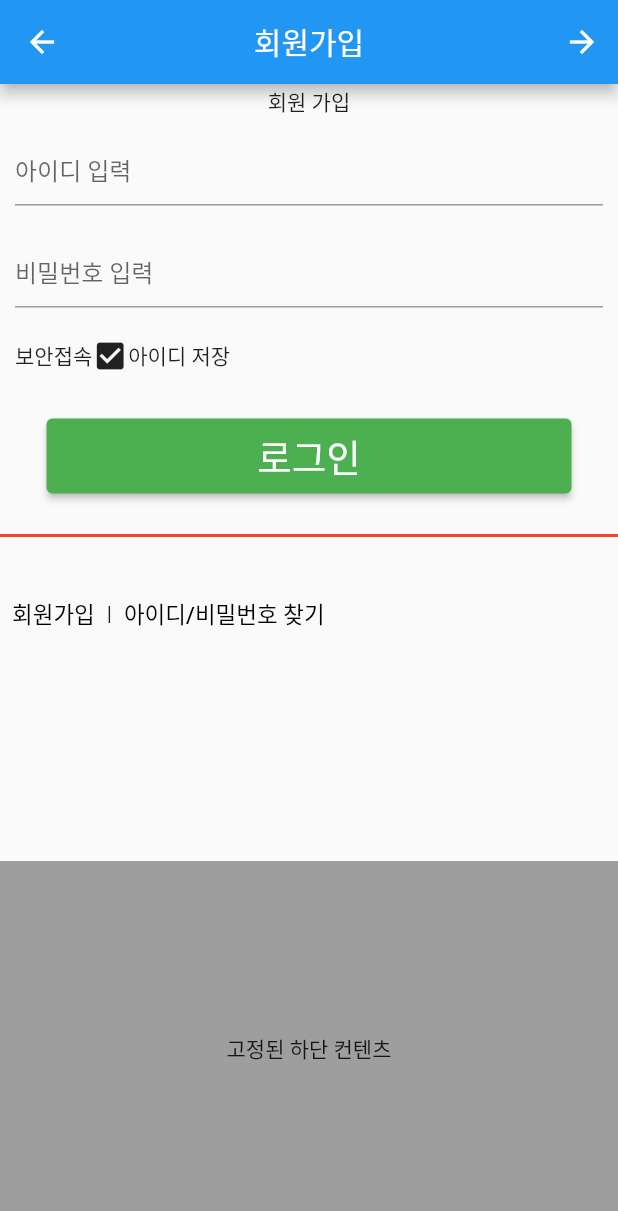
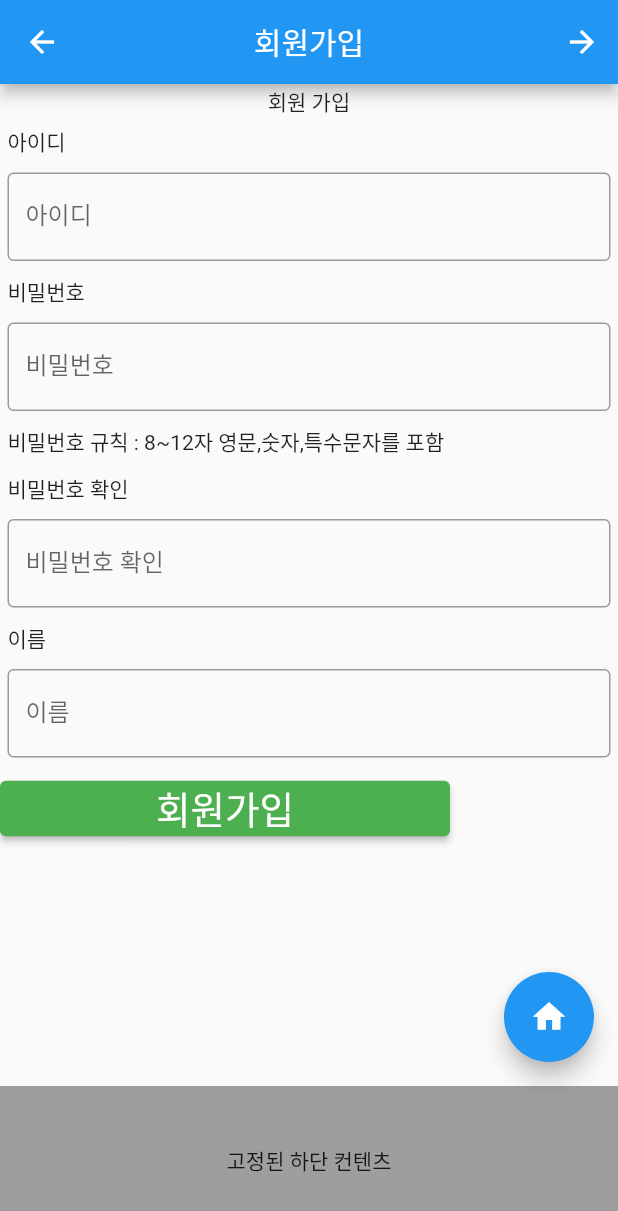
Before and after one commit to wccjcc/spoon_serial, a Flutter app: the JoinPage screen opened by its route, on a phone screen of 412 x 824 dp. Shown: the top 1211 px of the screen. Run offline on Flutter 3.47's test engine with Material 2 defaults, Android fonts, the light colour scheme and no system bars.

Commit message:
version 7

```diff
--- a/lib/FeaturePracHome.dart
+++ b/lib/FeaturePracHome.dart
@@ -26,6 +26,7 @@ class FeaturePracticePage extends StatelessWidget {
                 }),
                 _buildBoxButton(context, "결제", Icons.payment, () {
                   // 결제 버튼을 탭했을 때의 동작
+                  Navigator.of(context).pushNamed('/Pay_Intro');
                 }),
                 _buildBoxButton(context, "키오스크", Icons.computer, () {
                   // 기요스크 버튼을 탭했을 때의 동작
--- a/lib/Join.dart
+++ b/lib/Join.dart
@@ -5,6 +5,17 @@ class JoinPage extends StatefulWidget {
   _JoinState createState() => _JoinState();
 }
 class _JoinState extends State<JoinPage>{
+  final TextEditingController _idController = TextEditingController();
+  final TextEditingController _passwordController = TextEditingController();
+  final TextEditingController _nameController = TextEditingController();
+
+  @override
+  void dispose() {
+    _idController.dispose();
+    _passwordController.dispose();
+    _nameController.dispose();
+    super.dispose();
+  }
   @override
   Widget build(BuildContext context){
     return Scaffold(
@@ -17,6 +28,7 @@ class _JoinState extends State<JoinPage>{
       ),
       body: SingleChildScrollView(
           child:Column(
+            crossAxisAlignment: CrossAxisAlignment.start,
             children: <Widget>[
               Padding(
                   padding: EdgeInsets.all(1),
@@ -25,81 +37,125 @@ class _JoinState extends State<JoinPage>{
                   )
               ),
               Padding(
-                padding: EdgeInsets.all(10),
-                child: Center(
+                padding: EdgeInsets.all(5),
+                child: Text('아이디'),
+              ),
+              Padding(
+                padding: EdgeInsets.all(5),
                 child: TextField(
+                  controller: _idController,
                   decoration: InputDecoration(
-                          hintText: '아이디 입력'
+                    labelText: '아이디',
+                    border:OutlineInputBorder(),
                   ),
-                    )
+
                 ),
               ),
               Padding(
-                padding: EdgeInsets.all(10),
-                child: Center(
+                padding: EdgeInsets.all(5),
+                child: Text('비밀번호')
+              ),
+              Padding(
+                padding: EdgeInsets.all(5),
                 child: TextField(
+                  controller: _passwordController,
                   decoration: InputDecoration(
-                          hintText: '비밀번호 입력'
+                    labelText: '비밀번호',
+                    border:OutlineInputBorder(),
                   ),
-                    )
+
                 ),
               ),
               Padding(
-                  padding: EdgeInsets.all(10),
-                  child: Row(
-                    children: <Widget>[
-                      Text('보안접속'),
-                      Icon(Icons.check_box),
-                      Text('아이디 저장'),
-                    ],
-                  )
+                  padding: EdgeInsets.all(5),
+                  child: Text('비밀번호 규칙 : 8~12자 영문,숫자,특수문자를 포함')
               ),
               Padding(
-                padding: EdgeInsets.only(top:20),
+                  padding: EdgeInsets.all(5),
+                  child: Text('비밀번호 확인')
+              ),
+              Padding(
+                padding: EdgeInsets.all(5),
+                child: TextField(
+                  onChanged: (value){
+                    setState(() {
+
+                    });
+                  },
+                  decoration: InputDecoration(
+                    labelText: '비밀번호 확인',
+                    border:OutlineInputBorder(),
+                  ),
+
+                ),
+              ),
+              Padding(
+                  padding: EdgeInsets.all(5),
+                  child: Text('이름')
+              ),
+              Padding(
+                padding: EdgeInsets.all(5),
+                child: TextField(
+                  controller: _nameController,
+                  decoration: InputDecoration(
+                    labelText: '이름',
+                    border:OutlineInputBorder(),
+                  ),
+
+                ),
+              ),
+              Padding(
+                padding: EdgeInsets.only(top:5),
                 child:ElevatedButton(
-                    onPressed: (){
-                      Navigator.of(context).pushNamed('/TermQuiz2');
+                    onPressed: () {
+                      // 모든 필드가 채워졌는지 확인
+                      if (_idController.text.isEmpty || _passwordController.text.isEmpty || _nameController.text.isEmpty) {
+                        // 경고 메시지를 표시
+                        ScaffoldMessenger.of(context).showSnackBar(
+                          SnackBar(
+                            content: Text('모든 항목을 입력해주세요.'),
+                            backgroundColor: Colors.red,
+                          ),
+                        );
+                      } else {
+                        // 모든 필드가 채워져 있으면, 다음 페이지로 네비게이션
+                        Navigator.of(context).pushNamed(
+                          '/LoginAgain',
+                          arguments: {
+                            'id': _idController.text,
+                            'password': _passwordController.text,
+                            'name': _nameController.text,
                           },
-                    child: const Text('로그인',style: TextStyle(fontSize:25)),
+                        );
+                      }
+                    },
+                    child: const Text('회원가입',style: TextStyle(fontSize:25)),
                     style: ElevatedButton.styleFrom(
-                        minimumSize: Size(350,50),
+                        minimumSize: Size(300,30),
                         backgroundColor: Colors.green
                     )
                 ),
               ),
-              Padding(
-                padding: EdgeInsets.only(top:20),
-                child:  Container(width: 500,
-                    child: Divider(color: Colors.red, thickness: 2.0)),
-              ),
-              Padding(
-                padding: EdgeInsets.only(top:20),
-                child: Row(
-                  children: <Widget>[
-                    TextButton(onPressed: (){}, child: Text('회원가입',style: TextStyle(fontSize:15,color: Colors.black),)),
-                    Text('|'),
-                    TextButton(onPressed: (){}, child: Text('아이디/비밀번호 찾기',style: TextStyle(fontSize:15,color: Colors.black),)),
 
-                  ],
-                ),
-              ),
             ],
           )
 
       ),
       bottomNavigationBar: Container(
-        height: 250, // 고정된 하단 컨테이너 높이
+        height: 100, // 고정된 하단 컨테이너 높이
         color: Colors.grey,
         child: Center(child: Text('고정된 하단 컨텐츠')),
       ),
-
-
-
-
-
-
-
-
+      floatingActionButton: SizedBox(
+          height: 60,
+          width: 60,
+          child:FittedBox(
+            child: FloatingActionButton(
+              onPressed: (){Navigator.of(context).pushNamed('/second');},
+              child: Icon(Icons.home),
+            ),
+          )
+      ),
 
 
 
--- a/pubspec.yaml
+++ b/pubspec.yaml
@@ -62,6 +62,7 @@ flutter:
     - image/cardQuiz.png
     - image/cardAnswer.png
     - image/Quiz2real.png
+    - image/card_info.png
 
   # To add assets to your application, add an assets section, like this:
   # assets:
```
Also changed, not shown: lib/Login.dart (+12 -6 lines), lib/LoginAgain.dart (added, +195 -0 lines), lib/Pay.dart (+274 -0 lines), lib/main.dart (+7 -0 lines), image/card_info.png (added). Lines whose indentation alone changed are shown as unchanged.
